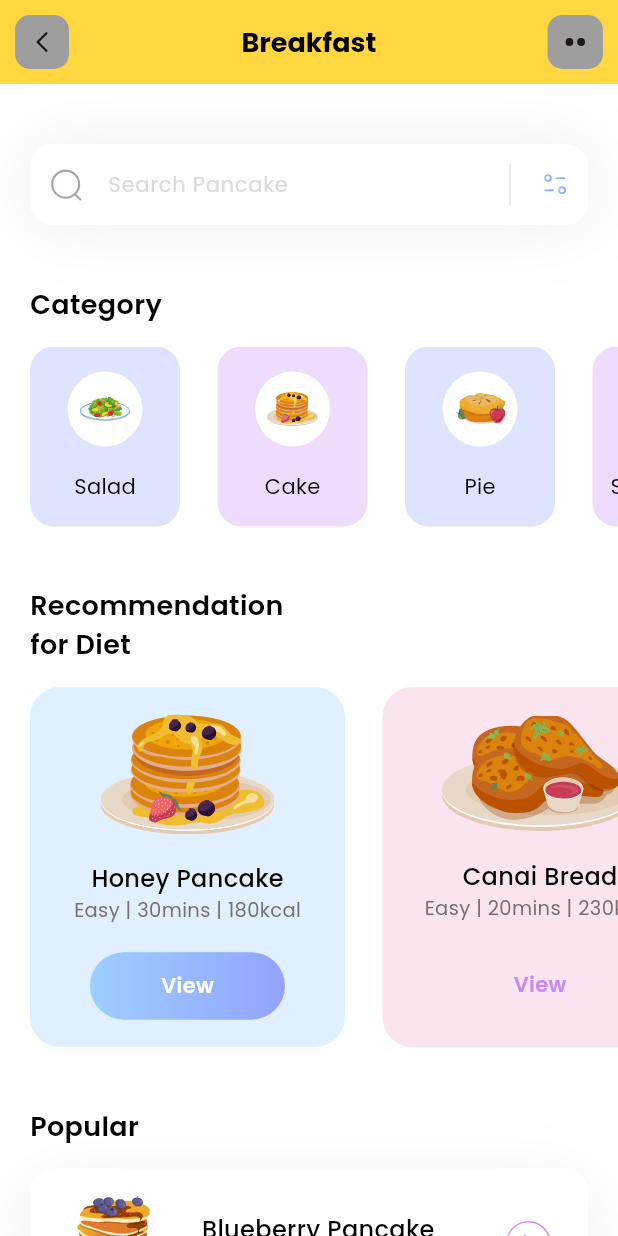
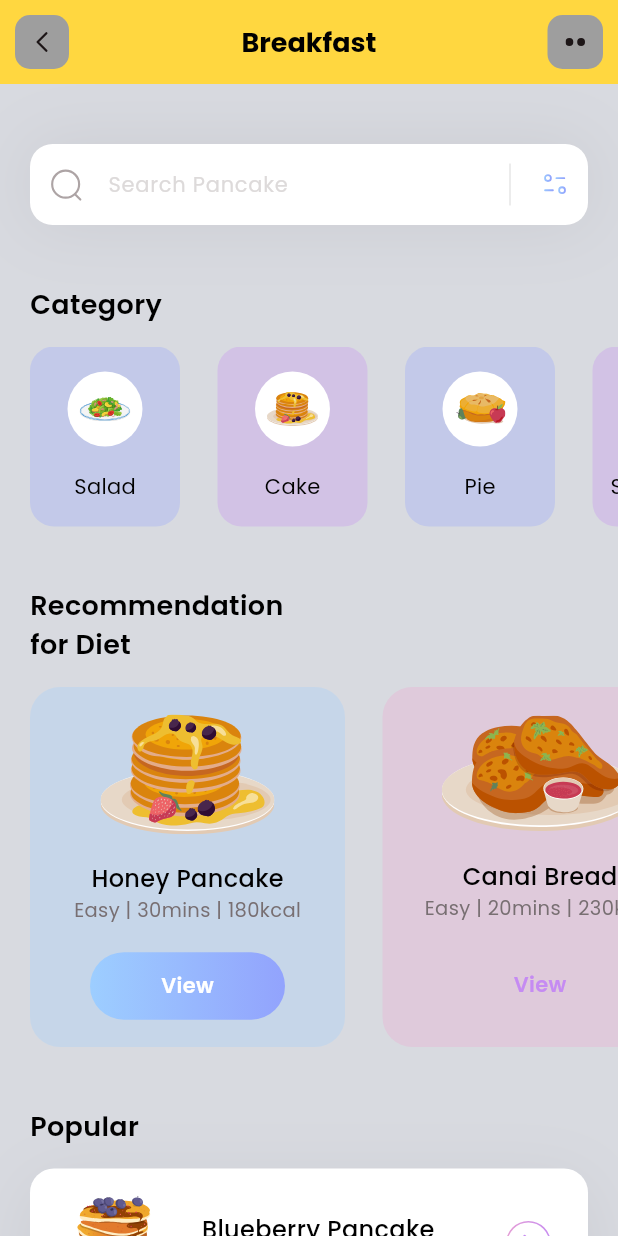
Before and after one commit to angelanyabuti/food-delivery-app, a Flutter app: the screen it shows after launch, on a phone screen of 412 x 824 dp. Run offline on Flutter 3.47's test engine with Material 3 defaults, Android fonts, the phone set to English and light mode, and no system bars; our stand-ins replace flutter_svg.

Commit message:
Added the color theme

```diff
--- a/food_app/lib/main.dart
+++ b/food_app/lib/main.dart
@@ -12,9 +12,14 @@ class MyApp extends StatelessWidget {
   @override
   Widget build(BuildContext context) {
     return  MaterialApp(
+      theme: ThemeData(
+          useMaterial3: true,
+          //the theme when changed changes globally
+          colorScheme: ColorScheme.fromSeed(seedColor: Colors.blue),
+          fontFamily: 'Poppins'
+        ),
       //removing the red debug banner
       debugShowCheckedModeBanner: false,
-      theme: ThemeData(fontFamily: 'Poppins'),
       home:  HomePage()
     );
   }
--- a/food_app/lib/pages/home.dart
+++ b/food_app/lib/pages/home.dart
@@ -68,7 +68,7 @@ class _HomePageState extends State<HomePage> {
 
         ),
       ),
-      backgroundColor: Colors.white,
+      backgroundColor: Theme.of(context).colorScheme.surfaceDim,
       body: ListView(//makes the page scrollable vertically
         children: [
           _searchField(),
```
